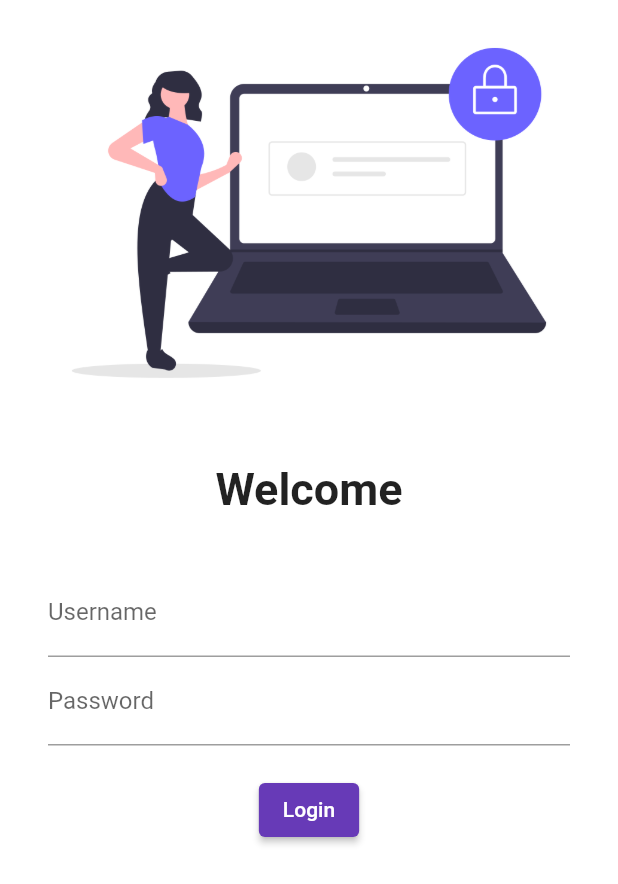
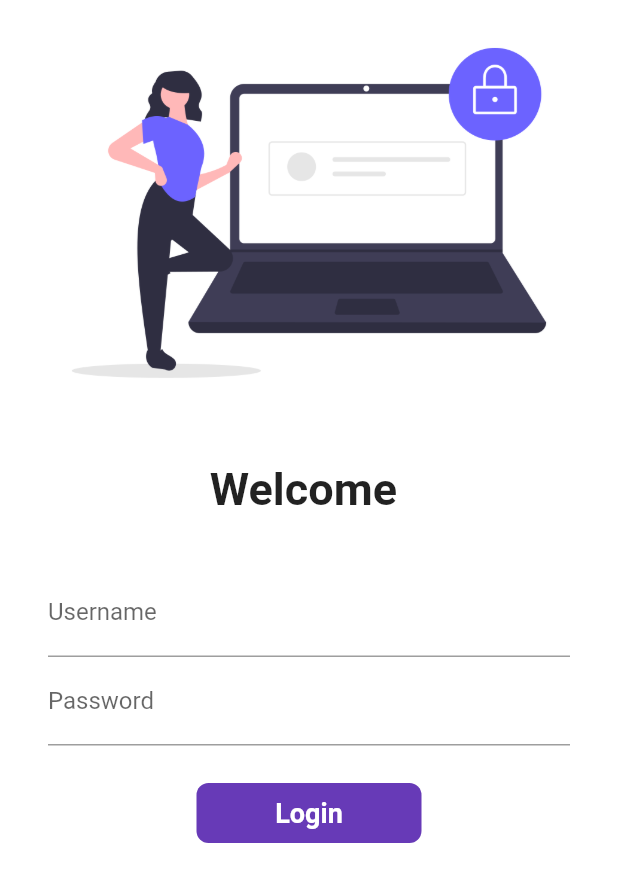
Before and after one commit to saif-crackdn/30DaysOfFlutter, a Flutter app: the screen it shows after launch, on a phone screen of 412 x 824 dp. Shown: the top 884 px of the screen. Run offline on Flutter 3.47's test engine with Material 2 defaults, Android fonts, the phone set to English and light mode, and no system bars.

Commit message:
day 6 completed

```diff
--- a/lib/pages/login_page.dart
+++ b/lib/pages/login_page.dart
@@ -2,7 +2,14 @@ import 'package:flutter/material.dart';
 import 'package:flutter_catalog/pages/home_page.dart';
 import 'package:flutter_catalog/utils/routes.dart';
 
-class LoginPage extends StatelessWidget {
+class LoginPage extends StatefulWidget {
+  @override
+  _LoginPageState createState() => _LoginPageState();
+}
+
+class _LoginPageState extends State<LoginPage> {
+  String name = "";
+  bool changeButton = false;
   @override
   Widget build(BuildContext context) {
     return Material(
@@ -18,7 +25,7 @@ class LoginPage extends StatelessWidget {
                 height: 25.0,
               ),
               Text(
-                "Welcome",
+                "Welcome $name",
                 style: TextStyle(fontSize: 30, fontWeight: FontWeight.bold),
               ),
               SizedBox(
@@ -33,6 +40,14 @@ class LoginPage extends StatelessWidget {
                     TextFormField(
                       decoration: InputDecoration(
                           hintText: "Enter Username", labelText: "Username"),
+                      onChanged: (value) {
+                        //when the text changes
+                        name =
+                            value; //here we are giving value to the text , to show the name with the welcome.
+                        //whenever u call setstate , it changes the ui. that means it calls the build method again.
+
+                        setState(() {});
+                      },
                     ),
                     TextFormField(
                       obscureText:
@@ -41,14 +56,51 @@ class LoginPage extends StatelessWidget {
                           hintText: "Enter password", labelText: "Password"),
                     ),
                     SizedBox(
-                      height: 19,
+                      height: 25,
                     ),
-                    ElevatedButton(
+                    InkWell(
+                      onTap: () async {
+                        setState(() {
+                          changeButton = true;
+                        });
+                        //await means waiting
+                        await Future.delayed(Duration(seconds: 1));
+                        Navigator.pushNamed(context, MyRoutes.homeRoute);
+                      },
+                      child: AnimatedContainer(
+                        //container is a box, it doesn't have navigator like elevated button
+                        /*but if we have to make any widgets clickable we have two ways
+                        1.wrap it with the gesture detector:simple
+                        2.inkwell : animated ,customi
+                        */
+                        duration: Duration(seconds: 1),
+                        width: changeButton ? 50 : 150,
+                        height: 40,
+                        alignment: Alignment.center,
+                        child: changeButton
+                            ? Icon(
+                                Icons.done,
+                                color: Colors.white,
+                              )
+                            : Text(
+                                "Login",
+                                style: TextStyle(
+                                    fontSize: 18,
+                                    color: Colors.white,
+                                    fontWeight: FontWeight.bold),
+                              ),
+                        decoration: BoxDecoration(
+                            color: Colors.deepPurple,
+                            borderRadius:
+                                BorderRadius.circular(changeButton ? 50 : 8)),
+                      ),
+                    )
+                    /* ElevatedButton(
                       child: Text("Login"),
                       onPressed: () {
                         Navigator.pushNamed(context, MyRoutes.homeRoute);
                       },
-                    )
+                    )*/
                   ],
                 ),
               )
```
